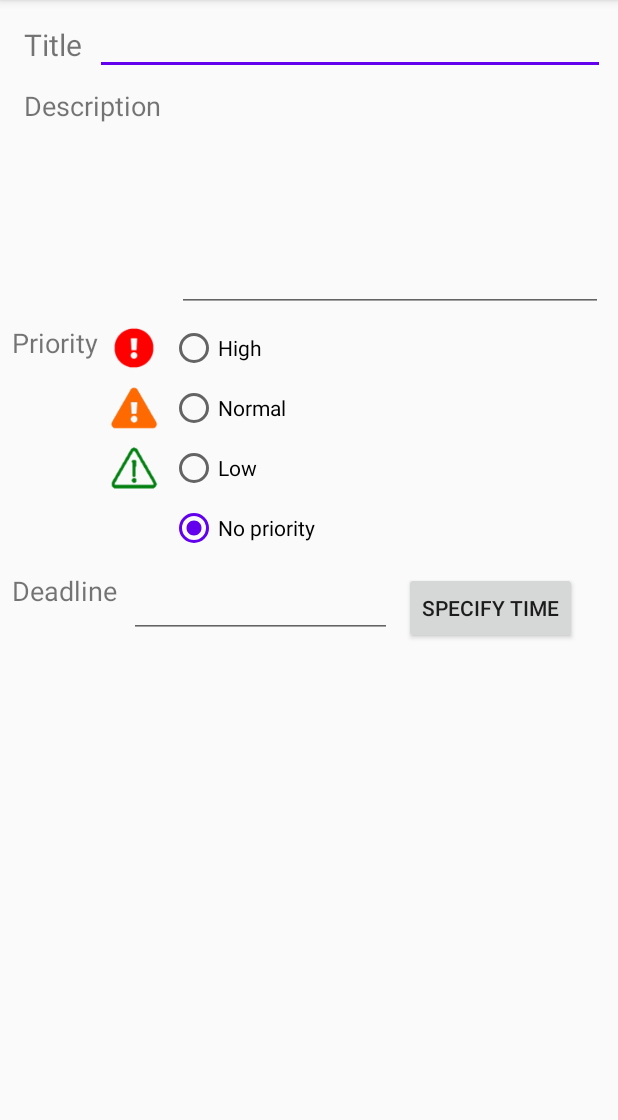
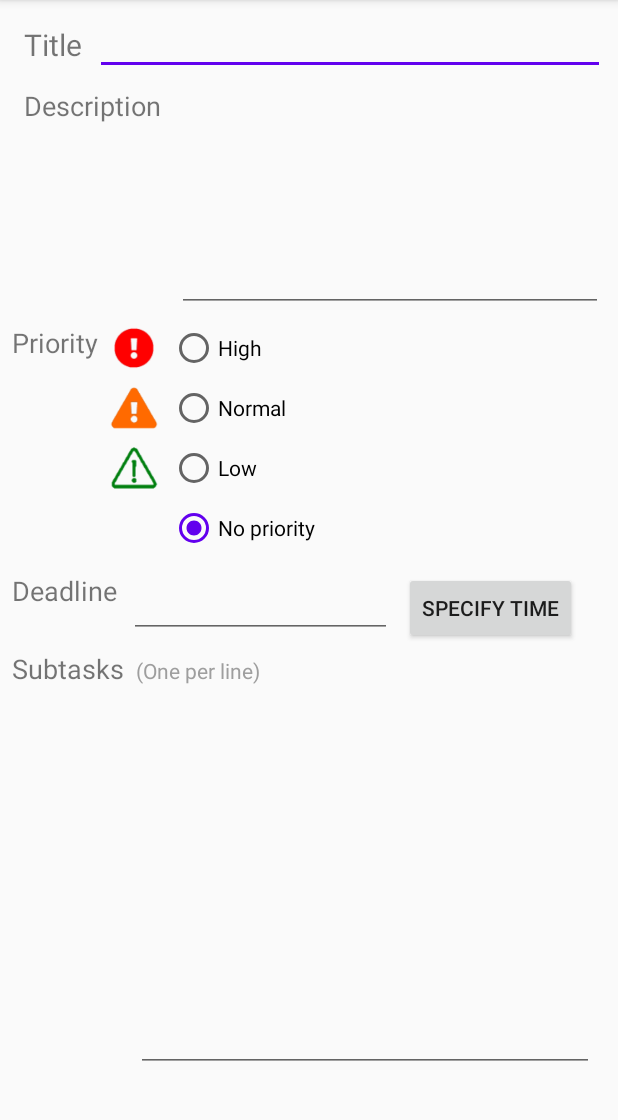
Before and after one commit to jakubsenk/TAMZ, an Android app: the screen it shows after launch (NewTodoActivity), after a tap on an icon or button, on a phone screen of 412 x 824 dp, the part 84-1204 px from its top. Run offline under Robolectric (Android 15) with nearby library versions, the phone set to English and light mode, and no system bars.

Commit message:
Subtasks support

```diff
--- a/app/src/main/java/com/jakubsenk/yata/NewTodoActivity.java
+++ b/app/src/main/java/com/jakubsenk/yata/NewTodoActivity.java
@@ -6,7 +6,6 @@ import android.app.AlertDialog;
 import android.app.DatePickerDialog;
 import android.app.TimePickerDialog;
 import android.content.DialogInterface;
-import android.content.Intent;
 import android.os.Bundle;
 import android.text.InputType;
 import android.view.Menu;
@@ -18,15 +17,10 @@ import android.widget.EditText;
 import android.widget.RadioButton;
 import android.widget.RadioGroup;
 import android.widget.TimePicker;
-import android.widget.Toast;
 
-import java.text.DateFormat;
 import java.text.SimpleDateFormat;
-import java.time.format.DateTimeFormatter;
-import java.time.format.FormatStyle;
 import java.util.Calendar;
 import java.util.Date;
-import java.util.Locale;
 
 public class NewTodoActivity extends AppCompatActivity
 {
@@ -91,7 +85,8 @@ public class NewTodoActivity extends AppCompatActivity
                 calendar.set(Calendar.MINUTE, 0);
                 deadline = calendar.getTime();
             }
-            createNewTodo(new TodoItem(-1, title, description, priorityId, deadline, null));
+            String subtasks = ((EditText) findViewById(R.id.subtasks)).getText().toString();
+            createNewTodo(new TodoItem(-1, title, description, priorityId, deadline, subtasks.split("\n")));
         }
         return super.onOptionsItemSelected(item);
     }
--- a/app/src/main/java/com/jakubsenk/yata/TodoListItemAdapter.java
+++ b/app/src/main/java/com/jakubsenk/yata/TodoListItemAdapter.java
@@ -36,11 +36,13 @@ public class TodoListItemAdapter extends ArrayAdapter<TodoItem>
         View rowView = inflater.inflate(R.layout.todo_list_item, null, true);
 
         TextView titleText = (TextView) rowView.findViewById(R.id.title);
+        TextView descriptionText = (TextView) rowView.findViewById(R.id.listTodoDescription);
         TextView deadlineText = (TextView) rowView.findViewById(R.id.deadlineLabel);
         ImageView imageView = (ImageView) rowView.findViewById(R.id.icon);
 
         final TodoItem item = items.get(position);
         titleText.setText(item.Title);
+        descriptionText.setText(item.Description);// != null ? item.Description : ""); // well done java, another bullshit... proste musim to checknout jak chuj, nemuzu tam dat proste null
         if (item.Deadline != null)
         {
             SimpleDateFormat format;
@@ -60,9 +62,9 @@ public class TodoListItemAdapter extends ArrayAdapter<TodoItem>
             {
                 deadlineText.setTextColor(Color.RED);
             }
-           else if (cal.get(Calendar.DAY_OF_MONTH) == calNow.get(Calendar.DAY_OF_MONTH) && cal.get(Calendar.MONTH) == calNow.get(Calendar.MONTH) && cal.get(Calendar.YEAR) == calNow.get(Calendar.YEAR))
+            else if (cal.get(Calendar.DAY_OF_MONTH) == calNow.get(Calendar.DAY_OF_MONTH) && cal.get(Calendar.MONTH) == calNow.get(Calendar.MONTH) && cal.get(Calendar.YEAR) == calNow.get(Calendar.YEAR))
             {
-                deadlineText.setTextColor(Color.rgb(255,120,0)); // No predefined orange? How low Java can even fall?
+                deadlineText.setTextColor(Color.rgb(255, 120, 0)); // No predefined orange? How low Java can even fall?
             }
         }
         else
@@ -77,7 +79,7 @@ public class TodoListItemAdapter extends ArrayAdapter<TodoItem>
                 TextView textView = new TextView(getContext());
                 textView.setText(item.Subtasks[i]);
                 LinearLayout.LayoutParams lp = new LinearLayout.LayoutParams(LinearLayout.LayoutParams.WRAP_CONTENT, LinearLayout.LayoutParams.WRAP_CONTENT);
-                lp.setMargins((int) (10 * context.getResources().getDisplayMetrics().density), 0, 0, 0);
+                lp.setMargins((int) (13 * context.getResources().getDisplayMetrics().density), 0, 0, 0);
                 textView.setLayoutParams(lp); // Me je z te javy fakt na zvraceni
                 // textView.layout.marginLeft = 10 by asi bylo moc normalni, tak to radeji budem delat takhle retardovane
                 ((LinearLayout) rowView.findViewById(R.id.todoItemLayout)).addView(textView);
--- a/app/src/main/res/layout/activity_new_todo.xml
+++ b/app/src/main/res/layout/activity_new_todo.xml
@@ -59,6 +59,18 @@
             app:layout_constraintEnd_toEndOf="parent"
             app:layout_constraintStart_toEndOf="@+id/textView4"
             app:layout_constraintTop_toBottomOf="@+id/todoTitle" />
+
+        <EditText
+            android:id="@+id/subtasks"
+            android:layout_width="305dp"
+            android:layout_height="250dp"
+            android:layout_marginStart="8dp"
+            android:layout_marginTop="8dp"
+            android:ems="10"
+            android:gravity="start|top"
+            android:inputType="textMultiLine"
+            app:layout_constraintStart_toEndOf="@+id/textView7"
+            app:layout_constraintTop_toBottomOf="@+id/textView9" />
 
         <TextView
             android:id="@+id/textView5"
@@ -178,5 +190,27 @@
             app:layout_constraintStart_toEndOf="@+id/todoDeadline"
             app:layout_constraintTop_toBottomOf="@+id/radioGroup" />
 
+        <TextView
+            android:id="@+id/textView7"
+            android:layout_width="wrap_content"
+            android:layout_height="wrap_content"
+            android:layout_marginStart="8dp"
+            android:layout_marginTop="8dp"
+            android:text="Subtasks"
+            android:textSize="18sp"
+            app:layout_constraintStart_toStartOf="parent"
+            app:layout_constraintTop_toBottomOf="@+id/todoDeadline" />
+
+        <TextView
+            android:id="@+id/textView9"
+            android:layout_width="wrap_content"
+            android:layout_height="wrap_content"
+            android:layout_marginStart="8dp"
+            android:layout_marginTop="12dp"
+            android:text="(One per line)"
+            android:textColor="#9E9E9E"
+            app:layout_constraintStart_toEndOf="@+id/textView7"
+            app:layout_constraintTop_toBottomOf="@+id/todoDeadline" />
+
     </androidx.constraintlayout.widget.ConstraintLayout>
 </ScrollView>
--- a/app/src/main/res/layout/todo_list_item.xml
+++ b/app/src/main/res/layout/todo_list_item.xml
@@ -48,7 +48,7 @@
         </LinearLayout>
 
         <TextView
-            android:id="@+id/textView8"
+            android:id="@+id/listTodoDescription"
             android:layout_width="match_parent"
             android:layout_height="wrap_content"
             android:layout_marginLeft="10dp"
--- a/app/src/main/res/menu/main_activity_menu.xml
+++ b/app/src/main/res/menu/main_activity_menu.xml
@@ -7,8 +7,4 @@
         app:showAsAction="always"
         android:icon="@drawable/add"
         />
-    <item
-        android:id="@+id/mybutton2"
-        android:title="Settings"
-        />
 </menu>
```
